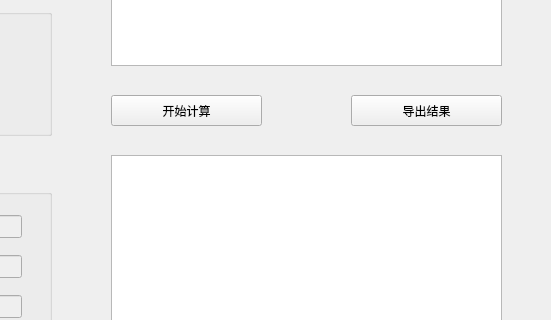
Before: the Qt Designer form gui/widget.ui in Hyggge/2023-SE-wordlist, drawn with Qt 5; both pictures show x 249 to 800 and y 195 to 515 of the 800 by 600 pixel window.
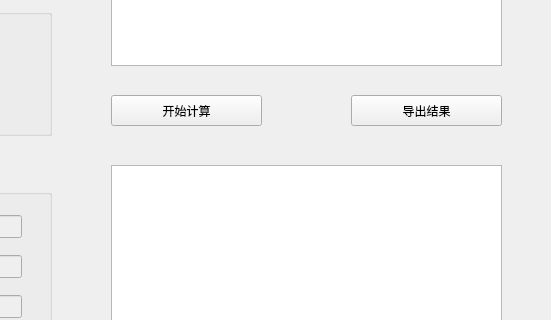
After: the same form once the commit is applied.

```diff
--- a/gui/widget.ui
+++ b/gui/widget.ui
@@ -331,23 +331,6 @@
     </item>
    </widget>
   </widget>
-  <widget class="QTextBrowser" name="outputBox">
-   <property name="geometry">
-    <rect>
-     <x>360</x>
-     <y>350</y>
-     <width>391</width>
-     <height>221</height>
-    </rect>
-   </property>
-   <property name="html">
-    <string>&lt;!DOCTYPE HTML PUBLIC &quot;-//W3C//DTD HTML 4.0//EN&quot; &quot;http://www.w3.org/TR/REC-html40/strict.dtd&quot;&gt;
-&lt;html&gt;&lt;head&gt;&lt;meta name=&quot;qrichtext&quot; content=&quot;1&quot; /&gt;&lt;style type=&quot;text/css&quot;&gt;
-p, li { white-space: pre-wrap; }
-&lt;/style&gt;&lt;/head&gt;&lt;body style=&quot; font-family:'SimSun'; font-size:9pt; font-weight:400; font-style:normal;&quot;&gt;
-&lt;h3 style=&quot;-qt-paragraph-type:empty; margin-top:14px; margin-bottom:12px; margin-left:0px; margin-right:0px; -qt-block-indent:0; text-indent:0px; font-size:large; font-weight:600;&quot;&gt;&lt;br /&gt;&lt;/h3&gt;&lt;/body&gt;&lt;/html&gt;</string>
-   </property>
-  </widget>
   <widget class="QTextEdit" name="screenInputBox">
    <property name="enabled">
     <bool>true</bool>
@@ -387,6 +370,22 @@
     <string>导出结果</string>
    </property>
   </widget>
+  <widget class="QTextEdit" name="outputBox">
+   <property name="enabled">
+    <bool>true</bool>
+   </property>
+   <property name="geometry">
+    <rect>
+     <x>360</x>
+     <y>360</y>
+     <width>391</width>
+     <height>211</height>
+    </rect>
+   </property>
+   <property name="readOnly">
+    <bool>true</bool>
+   </property>
+  </widget>
  </widget>
  <resources/>
  <connections/>
```
